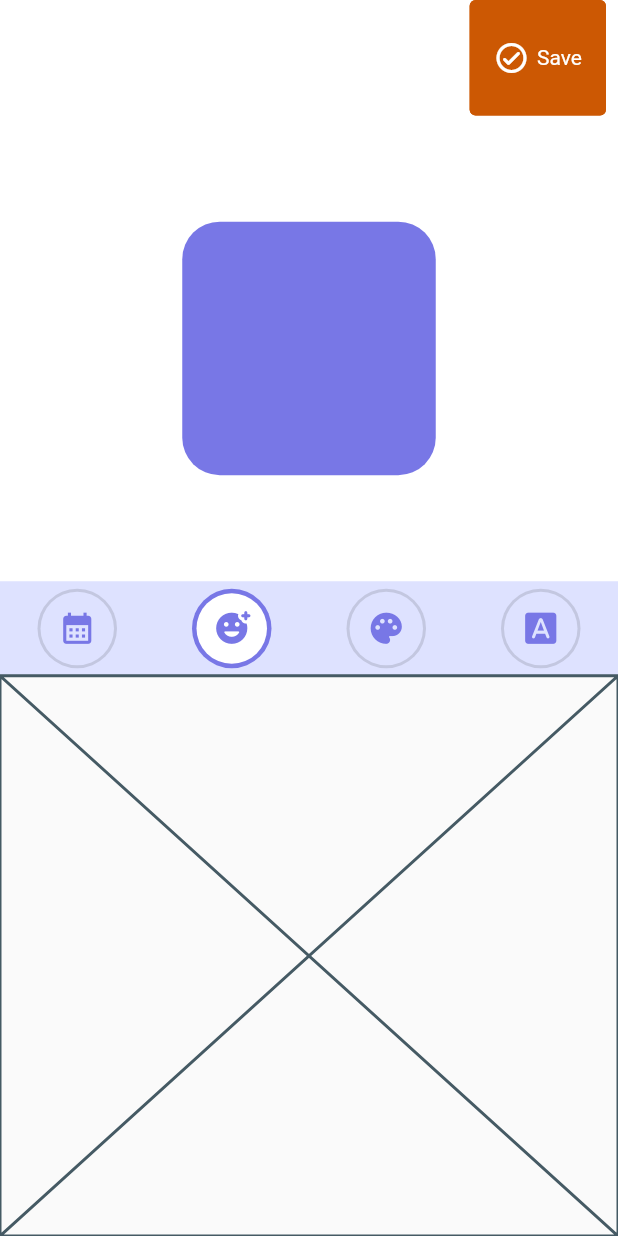
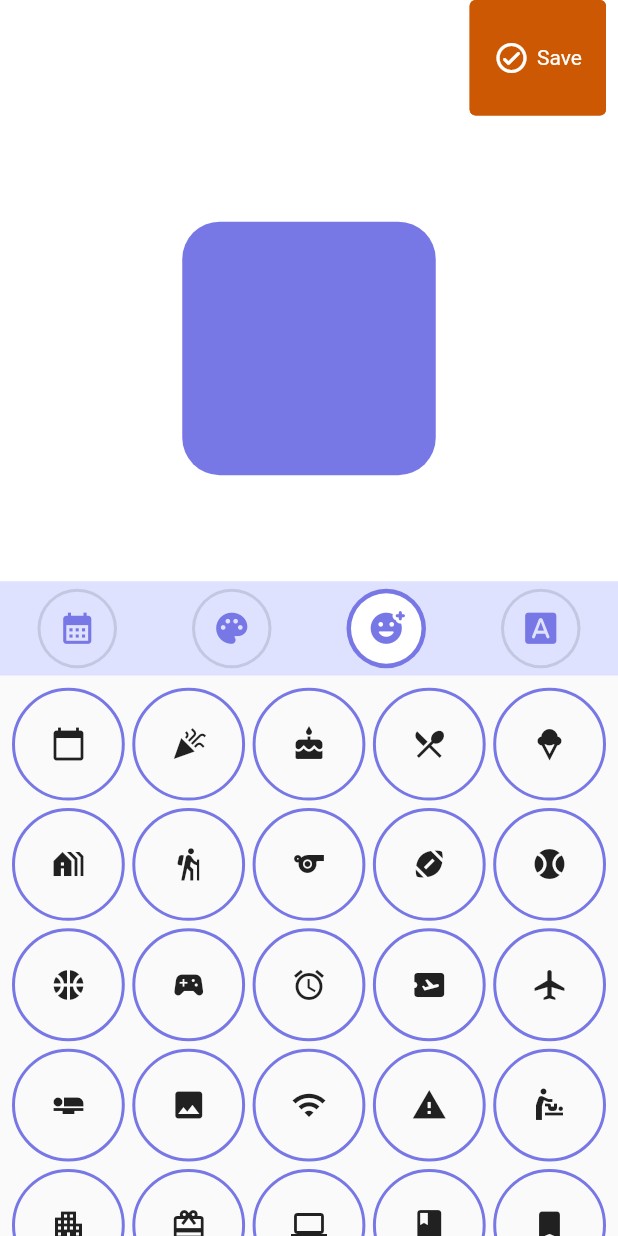
Before and after one commit to chrisstayte/Countdowns, a Flutter app: the AddEventScreen screen opened by its route, after a tap on the "palette" icon, after a tap on the "add reaction" icon, on a phone screen of 412 x 824 dp. Run offline on Flutter 3.47's test engine with Material 2 defaults, Android fonts, the phone set to English and light mode, and no system bars; drawn by our look-alikes of auto_size_text; our stand-ins replace font_awesome_flutter, go_router, hive, hive_flutter, package_info_plus; accounts and stored records are empty.

Commit message:
adding more to event edit screen

```diff
--- a/lib/global/global.dart
+++ b/lib/global/global.dart
@@ -21,8 +21,9 @@ class _Styles {
 }
 
 class _Fonts {
+  // list of fonts associated with theri pretty names
   final Map<String, String> fontMap = const {
-    'Default': 'Default',
+    'Default': 'Regular',
     'LibreBaskerville': 'Baskerville',
     'CarnivaleeFreakshow': 'Carnivalee Freakshow',
     'ComicNeue': 'Comic Neue',
--- a/lib/main.dart
+++ b/lib/main.dart
@@ -84,7 +84,6 @@
             fontSize: 24,
           ),
         ),
-        textButtonTheme: TextButtonThemeData(),
         scaffoldBackgroundColor: Global.colors.lightBackgroundColor,
 
         // textTheme: TextTheme(
--- a/lib/screens/add_event/add_event_screen.dart
+++ b/lib/screens/add_event/add_event_screen.dart
@@ -1,11 +1,10 @@
 import 'package:countdowns/global/global.dart';
-import 'package:countdowns/models/event.dart';
 import 'package:countdowns/screens/add_event/event_square_constructor.dart';
 import 'package:countdowns/screens/add_event/option_circle.dart';
 import 'package:countdowns/screens/add_event/options/background_container.dart';
 import 'package:countdowns/screens/add_event/options/font_container.dart';
 import 'package:countdowns/screens/add_event/options/name_and_date_container.dart';
-import 'package:countdowns/screens/add_event/options/style_container.dart';
+import 'package:countdowns/screens/add_event/options/icon_container.dart';
 import 'package:countdowns/utilities/settings_provider.dart';
 import 'package:flutter/cupertino.dart';
 import 'package:flutter/material.dart';
@@ -25,6 +24,7 @@ class AddEventScreen extends StatefulWidget {
 class _AddEventScreenState extends State<AddEventScreen> {
   late DateTime _eventDate;
   late bool _allDay;
+  IconData? _selectedIcon;
 
   int _selectedOption = 0;
   final TextEditingController _titleController = TextEditingController();
@@ -102,6 +102,7 @@ class _AddEventScreenState extends State<AddEventScreen> {
                   child: Center(
                     child: EventSquareConstructor(
                       title: _titleController.text,
+                      icon: _selectedIcon,
                     ),
                   ),
                 ),
@@ -124,14 +125,14 @@ class _AddEventScreenState extends State<AddEventScreen> {
                           onTap: () => _selectOption(1),
                           child: OptionCircle(
                             selected: _selectedOption == 1,
-                            icon: Icons.add_reaction_rounded,
+                            icon: Icons.palette_rounded,
                           ),
                         ),
                         GestureDetector(
                           onTap: () => _selectOption(2),
                           child: OptionCircle(
+                            icon: Icons.add_reaction_rounded,
                             selected: _selectedOption == 2,
-                            icon: Icons.palette_rounded,
                           ),
                         ),
                         GestureDetector(
@@ -165,8 +166,17 @@ class _AddEventScreenState extends State<AddEventScreen> {
                     _allDay = value;
                   }),
                 ),
-                StyleContainer(),
                 BackgroundContainer(),
+                IconContainer(
+                  selectedIcon: _selectedIcon,
+                  onIconChanged: (value) => setState(() {
+                    if (value == _selectedIcon) {
+                      _selectedIcon = null;
+                      return;
+                    }
+                    _selectedIcon = value;
+                  }),
+                ),
                 FontContainer()
               ],
             ),
--- a/lib/screens/add_event/date_picker_screen.dart
+++ b/lib/screens/add_event/date_picker_screen.dart
@@ -4,15 +4,29 @@ import 'package:flutter/material.dart';
 import 'package:intl/intl.dart';
 
 class DatePickerScreen extends StatefulWidget {
-  const DatePickerScreen({super.key});
+  const DatePickerScreen({
+    super.key,
+    this.dateTime,
+    required this.allDay,
+  });
+
+  final DateTime? dateTime;
+  final bool allDay;
 
   @override
   State<DatePickerScreen> createState() => _DatePickerScreenState();
 }
 
 class _DatePickerScreenState extends State<DatePickerScreen> {
-  DateTime _dateTime = DateTime.now();
-  bool _allDay = true;
+  late DateTime _dateTime;
+  late bool _allDay;
+
+  @override
+  void initState() {
+    _dateTime = widget.dateTime ?? DateTime.now();
+    _allDay = widget.allDay;
+    super.initState();
+  }
 
   @override
   Widget build(BuildContext context) {
@@ -44,11 +58,13 @@ class _DatePickerScreenState extends State<DatePickerScreen> {
                 initialDate: _dateTime,
                 firstDate: DateTime(DateTime.now().year - 100),
                 lastDate: DateTime(DateTime.now().year + 100),
-                onDateChanged: (dateTime) => {
-                  setState(() {
-                    _dateTime = dateTime;
-                  })
-                },
+                onDateChanged: (dateTime) => _dateTime = DateTime(
+                  dateTime.year,
+                  dateTime.month,
+                  dateTime.day,
+                  _dateTime.hour,
+                  _dateTime.minute,
+                ),
               ),
             ),
             SizedBox(height: 10),
@@ -63,11 +79,25 @@ class _DatePickerScreenState extends State<DatePickerScreen> {
                     title: _allDay ? Text('All Day') : null,
                     leading: !_allDay
                         ? TextButton(
-                            onPressed: () {
-                              showTimePicker(
+                            onPressed: () async {
+                              await showTimePicker(
                                 context: context,
-                                initialTime: TimeOfDay.now(),
-                              );
+                                initialTime: TimeOfDay(
+                                  hour: _dateTime.hour,
+                                  minute: _dateTime.minute,
+                                ),
+                              ).then((value) {
+                                if (value != null) {
+                                  setState(() {
+                                    _dateTime = DateTime(
+                                        _dateTime.year,
+                                        _dateTime.month,
+                                        _dateTime.day,
+                                        value.hour,
+                                        value.minute);
+                                  });
+                                }
+                              });
                             },
                             child: Text(
                               DateFormat("hh:mm a").format(_dateTime),
@@ -75,8 +105,9 @@ class _DatePickerScreenState extends State<DatePickerScreen> {
                           )
                         : null,
                     trailing: Switch.adaptive(
-                        value: _allDay,
-                        onChanged: (value) => setState(() => _allDay = value)),
+                      value: _allDay,
+                      onChanged: (value) => setState(() => _allDay = value),
+                    ),
                   ),
                 ],
               ),
--- a/lib/screens/add_event/event_square_constructor.dart
+++ b/lib/screens/add_event/event_square_constructor.dart
@@ -1,26 +1,55 @@
+import 'package:auto_size_text/auto_size_text.dart';
 import 'package:countdowns/global/global.dart';
 import 'package:flutter/cupertino.dart';
+import 'package:flutter/material.dart';
 
 class EventSquareConstructor extends StatelessWidget {
-  const EventSquareConstructor({super.key, required this.title});
+  const EventSquareConstructor({super.key, required this.title, this.icon});
 
   final String title;
+  final IconData? icon;
 
   @override
   Widget build(BuildContext context) {
     return Container(
       width: 169,
       height: 169,
+      padding: const EdgeInsets.all(15),
       decoration: BoxDecoration(
         borderRadius: BorderRadius.circular(
           25,
         ),
         color: Global.colors.primaryColor,
       ),
-      child: Center(
-        child: Text(
-          title,
-        ),
+      child: Column(
+        children: [
+          Row(
+            crossAxisAlignment: CrossAxisAlignment.start,
+            mainAxisAlignment: MainAxisAlignment.spaceBetween,
+            children: [
+              Expanded(
+                child: AutoSizeText(
+                  title,
+                  minFontSize: 14,
+                  overflow: TextOverflow.ellipsis,
+                  maxLines: 2,
+                  style: const TextStyle(
+                    fontSize: 20,
+                    color: Colors.white,
+                  ),
+                ),
+              ),
+              if (icon != null)
+                Padding(
+                  padding: const EdgeInsets.only(left: 5),
+                  child: Icon(
+                    icon,
+                    color: Colors.white,
+                  ),
+                )
+            ],
+          )
+        ],
       ),
     );
   }
--- a/lib/screens/add_event/options/font_container.dart
+++ b/lib/screens/add_event/options/font_container.dart
@@ -1,10 +1,43 @@
+import 'package:auto_size_text/auto_size_text.dart';
+import 'package:countdowns/global/global.dart';
 import 'package:flutter/cupertino.dart';
+import 'package:flutter/material.dart';
 
 class FontContainer extends StatelessWidget {
   const FontContainer({super.key});
 
   @override
   Widget build(BuildContext context) {
-    return const Placeholder();
+    return GridView.count(
+      padding: const EdgeInsets.all(8),
+      childAspectRatio: 2.0,
+      mainAxisSpacing: 5,
+      crossAxisSpacing: 5,
+      crossAxisCount: 3,
+      children: Global.fonts.fontMap.keys
+          .map(
+            (key) => Container(
+              padding: const EdgeInsets.all(4),
+              decoration: BoxDecoration(
+                border: Border.all(
+                  color: Colors.red,
+                  width: 4,
+                ),
+                color: Colors.blue,
+                borderRadius: BorderRadius.circular(60),
+              ),
+              child: Center(
+                child: AutoSizeText(
+                  Global.fonts.fontMap[key]!,
+                  maxLines: 2,
+                  textAlign: TextAlign.center,
+                  minFontSize: 12,
+                  style: TextStyle(fontFamily: key, fontSize: 17),
+                ),
+              ),
+            ),
+          )
+          .toList(),
+    );
   }
 }
--- /dev/null
+++ b/lib/screens/add_event/options/icon_container.dart
@@ -0,0 +1,116 @@
+import 'package:flutter/cupertino.dart';
+import 'package:flutter/material.dart';
+
+typedef void IconSelectedCallback(IconData? selectedIcon);
+
+class IconContainer extends StatelessWidget {
+  IconContainer(
+      {super.key, IconData? selectedIcon, required this.onIconChanged}) {
+    _selectedIcon = selectedIcon;
+  }
+
+  IconData? _selectedIcon;
+  IconSelectedCallback onIconChanged;
+
+  static final List<IconData> _icons = [
+    Icons.calendar_today,
+    Icons.celebration,
+    Icons.cake,
+    Icons.local_dining,
+    Icons.icecream,
+    Icons.holiday_village,
+    Icons.hiking,
+    Icons.sports,
+    Icons.sports_football,
+    Icons.sports_baseball,
+    Icons.sports_basketball,
+    Icons.sports_esports,
+    Icons.alarm,
+    Icons.airplane_ticket,
+    Icons.airplanemode_active,
+    Icons.airline_seat_flat,
+    Icons.photo,
+    Icons.wifi,
+    Icons.warning,
+    Icons.baby_changing_station,
+    Icons.apartment,
+    Icons.card_giftcard,
+    Icons.computer,
+    Icons.book,
+    Icons.bookmark,
+    Icons.piano,
+    Icons.donut_large,
+    Icons.camera,
+    Icons.animation,
+    Icons.sports_cricket,
+    Icons.agriculture,
+    Icons.horizontal_distribute_sharp,
+    Icons.music_note,
+    Icons.music_video,
+    Icons.snooze,
+    Icons.school,
+    Icons.work,
+    Icons.business,
+    Icons.group,
+    Icons.add_to_drive,
+    Icons.blender,
+    Icons.block,
+    Icons.cabin,
+    Icons.cached,
+    Icons.delete,
+    Icons.delete_forever,
+    Icons.tram_sharp,
+    Icons.train,
+    Icons.traffic,
+    Icons.map,
+    Icons.flutter_dash,
+    Icons.golf_course,
+    Icons.tty_sharp,
+    Icons.attractions,
+    Icons.assignment_sharp,
+    Icons.camera_rear,
+    Icons.cloud_sharp,
+    Icons.coronavirus,
+    Icons.motion_photos_auto,
+    Icons.email,
+    Icons.phone,
+    Icons.wallet_giftcard,
+    Icons.smart_button,
+    Icons.brunch_dining_rounded,
+    Icons.bakery_dining,
+    Icons.library_add,
+    Icons.favorite,
+    Icons.park,
+  ];
+
+  @override
+  Widget build(BuildContext context) {
+    return GridView.count(
+      padding: EdgeInsets.all(8),
+      crossAxisCount: 5,
+      mainAxisSpacing: 5,
+      crossAxisSpacing: 5,
+      children: _icons
+          .map(
+            (iconData) => GestureDetector(
+              onTap: () {
+                onIconChanged(iconData);
+              },
+              child: Container(
+                decoration: BoxDecoration(
+                  shape: BoxShape.circle,
+                  border: Border.all(
+                    color: iconData == _selectedIcon
+                        ? Colors.green
+                        : Theme.of(context).primaryColor,
+                    width: iconData == _selectedIcon ? 4 : 2,
+                  ),
+                ),
+                child: Icon(iconData),
+              ),
+            ),
+          )
+          .toList(),
+    );
+  }
+}
--- a/lib/screens/add_event/options/name_and_date_container.dart
+++ b/lib/screens/add_event/options/name_and_date_container.dart
@@ -44,7 +44,7 @@ class NameAndDateContainer extends StatelessWidget {
             ),
             child: TextField(
               controller: controller,
-              decoration: InputDecoration(
+              decoration: const InputDecoration(
                 hintText: 'Event Name',
                 hintStyle: TextStyle(
                   fontSize: 15,
@@ -52,7 +52,7 @@ class NameAndDateContainer extends StatelessWidget {
                 ),
                 border: InputBorder.none,
               ),
-              style: TextStyle(
+              style: const TextStyle(
                 fontSize: 15,
                 fontWeight: FontWeight.w500,
               ),
@@ -66,12 +66,14 @@ class NameAndDateContainer extends StatelessWidget {
               await Navigator.of(context)
                   .push(
                 MaterialPageRoute(
-                  builder: (context) => DatePickerScreen(),
+                  builder: (context) => DatePickerScreen(
+                    dateTime: dateTime,
+                    allDay: allDay,
+                  ),
                 ),
               )
                   .then((result) {
                 if (result != null) {
-                  print(result.toString());
                   onDateTimeChanged(result[0]);
                   onAllDayChanged(result[1]);
                 }
@@ -100,7 +102,7 @@ class NameAndDateContainer extends StatelessWidget {
                     crossAxisAlignment: CrossAxisAlignment.start,
                     children: [
                       Text(
-                        '${dateTime.day}/${dateTime.month}/${dateTime.year}',
+                        DateFormat('MM/dd/yyyy').format(dateTime),
                         style: TextStyle(
                           fontSize: 14,
                           fontWeight: FontWeight.w600,
--- a/lib/screens/add_event/options/style_container.dart
+++ /dev/null
@@ -1,10 +0,0 @@
-import 'package:flutter/cupertino.dart';
-
-class StyleContainer extends StatelessWidget {
-  const StyleContainer({super.key});
-
-  @override
-  Widget build(BuildContext context) {
-    return const Placeholder();
-  }
-}
--- a/lib/screens/home/home_screen.dart
+++ b/lib/screens/home/home_screen.dart
@@ -40,10 +40,10 @@ class _HomeScreenState extends State<HomeScreen> {
         appBar: AppBar(
           title: const Text('Events'),
           actions: [
-            IconButton(
-              onPressed: () => context.push('/addOld'),
-              icon: Icon(Icons.add_circle_outline),
-            ),
+            // IconButton(
+            //   onPressed: () => context.push('/addOld'),
+            //   icon: Icon(Icons.add_circle_outline),
+            // ),
             if (_showButton)
               IconButton(
                   onPressed: () => context.push('/add'),
```
